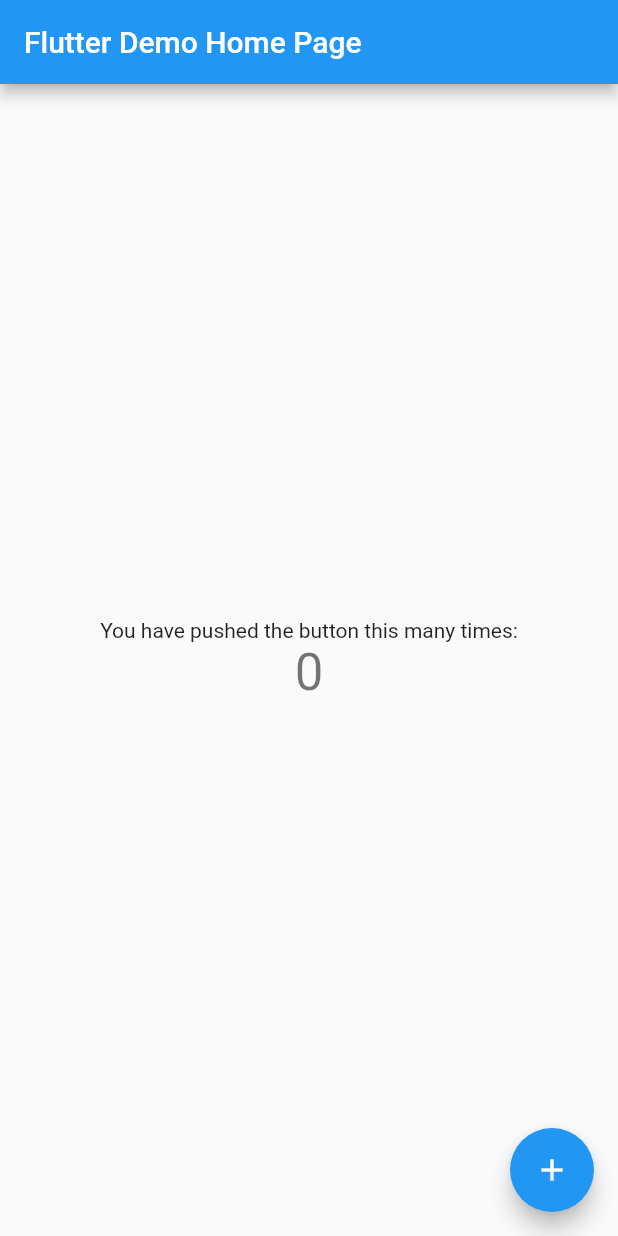
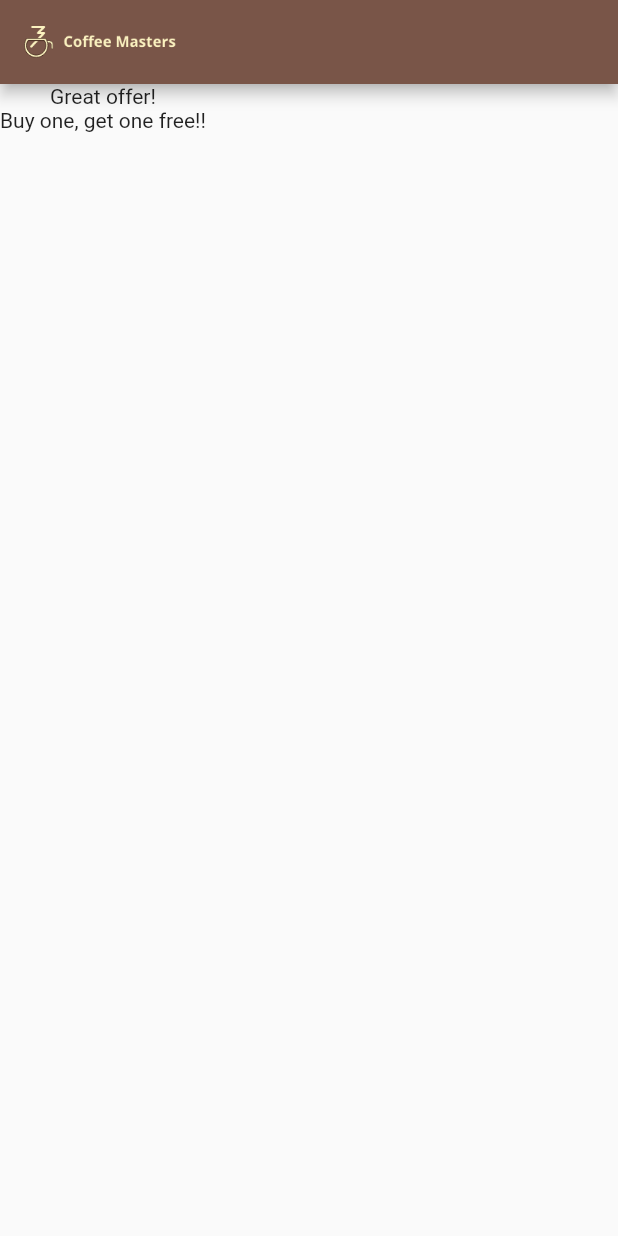
Before and after one commit to abulyousuf/coffee_masters, a Flutter app: the screen it shows after launch, on a phone screen of 412 x 824 dp. Run offline on Flutter 3.47's test engine with Material 2 defaults, Android fonts, the phone set to English and light mode, and no system bars.

Commit message:
Create offers page

```diff
--- a/lib/main.dart
+++ b/lib/main.dart
@@ -1,3 +1,4 @@
+import 'package:coffee_masters/offerspage.dart';
 import 'package:flutter/material.dart';
 
 void main() {
@@ -7,109 +8,33 @@ void main() {
 class MyApp extends StatelessWidget {
   const MyApp({super.key});
 
-  // This widget is the root of your application.
   @override
   Widget build(BuildContext context) {
     return MaterialApp(
-      title: 'Flutter Demo',
+      title: 'Coffee Masters',
       theme: ThemeData(
-        // This is the theme of your application.
-        //
-        // Try running your application with "flutter run". You'll see the
-        // application has a blue toolbar. Then, without quitting the app, try
-        // changing the primarySwatch below to Colors.green and then invoke
-        // "hot reload" (press "r" in the console where you ran "flutter run",
-        // or simply save your changes to "hot reload" in a Flutter IDE).
-        // Notice that the counter didn't reset back to zero; the application
-        // is not restarted.
-        primarySwatch: Colors.blue,
+        primarySwatch: Colors.brown,
       ),
-      home: const MyHomePage(title: 'Flutter Demo Home Page'),
+      home: const MyHomePage(),
     );
   }
 }
 
 class MyHomePage extends StatefulWidget {
-  const MyHomePage({super.key, required this.title});
-
-  // This widget is the home page of your application. It is stateful, meaning
-  // that it has a State object (defined below) that contains fields that affect
-  // how it looks.
-
-  // This class is the configuration for the state. It holds the values (in this
-  // case the title) provided by the parent (in this case the App widget) and
-  // used by the build method of the State. Fields in a Widget subclass are
-  // always marked "final".
-
-  final String title;
+  const MyHomePage({super.key});
 
   @override
   State<MyHomePage> createState() => _MyHomePageState();
 }
 
 class _MyHomePageState extends State<MyHomePage> {
-  int _counter = 0;
-
-  void _incrementCounter() {
-    setState(() {
-      // This call to setState tells the Flutter framework that something has
-      // changed in this State, which causes it to rerun the build method below
-      // so that the display can reflect the updated values. If we changed
-      // _counter without calling setState(), then the build method would not be
-      // called again, and so nothing would appear to happen.
-      _counter++;
-    });
-  }
-
   @override
   Widget build(BuildContext context) {
-    // This method is rerun every time setState is called, for instance as done
-    // by the _incrementCounter method above.
-    //
-    // The Flutter framework has been optimized to make rerunning build methods
-    // fast, so that you can just rebuild anything that needs updating rather
-    // than having to individually change instances of widgets.
     return Scaffold(
       appBar: AppBar(
-        // Here we take the value from the MyHomePage object that was created by
-        // the App.build method, and use it to set our appbar title.
-        title: Text(widget.title),
+        title: Image.asset("images/logo.png"),
       ),
-      body: Center(
-        // Center is a layout widget. It takes a single child and positions it
-        // in the middle of the parent.
-        child: Column(
-          // Column is also a layout widget. It takes a list of children and
-          // arranges them vertically. By default, it sizes itself to fit its
-          // children horizontally, and tries to be as tall as its parent.
-          //
-          // Invoke "debug painting" (press "p" in the console, choose the
-          // "Toggle Debug Paint" action from the Flutter Inspector in Android
-          // Studio, or the "Toggle Debug Paint" command in Visual Studio Code)
-          // to see the wireframe for each widget.
-          //
-          // Column has various properties to control how it sizes itself and
-          // how it positions its children. Here we use mainAxisAlignment to
-          // center the children vertically; the main axis here is the vertical
-          // axis because Columns are vertical (the cross axis would be
-          // horizontal).
-          mainAxisAlignment: MainAxisAlignment.center,
-          children: <Widget>[
-            const Text(
-              'You have pushed the button this many times:',
-            ),
-            Text(
-              '$_counter',
-              style: Theme.of(context).textTheme.headline4,
-            ),
-          ],
-        ),
-      ),
-      floatingActionButton: FloatingActionButton(
-        onPressed: _incrementCounter,
-        tooltip: 'Increment',
-        child: const Icon(Icons.add),
-      ), // This trailing comma makes auto-formatting nicer for build methods.
+      body: OffersPage(),
     );
   }
 }
--- /dev/null
+++ b/lib/offerspage.dart
@@ -0,0 +1,34 @@
+import 'package:flutter/widgets.dart';
+
+class OffersPage extends StatelessWidget {
+  const OffersPage({super.key});
+
+  @override
+  Widget build(BuildContext context) {
+    return const Offer(
+      title: "Great offer!",
+      description: "Buy one, get one free!!",
+    );
+  }
+}
+
+class Offer extends StatelessWidget {
+  final String title;
+  final String description;
+
+  const Offer({
+    super.key,
+    required this.title,
+    required this.description,
+  });
+
+  @override
+  Widget build(BuildContext context) {
+    return Column(
+      children: [
+        Text(title),
+        Text(description),
+      ],
+    );
+  }
+}
```
